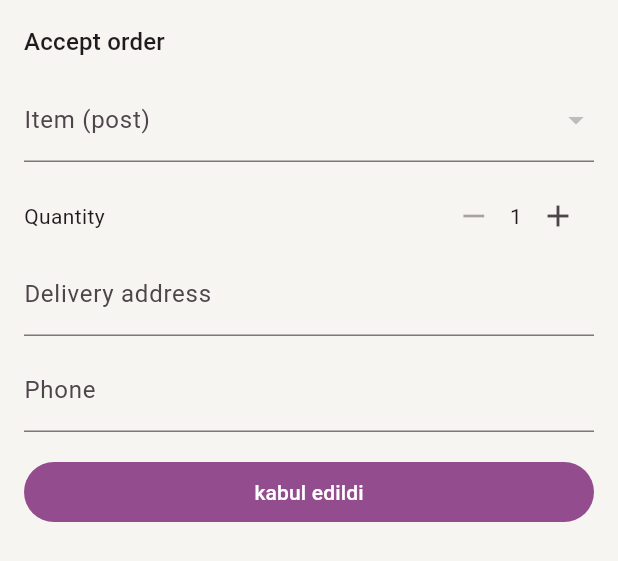
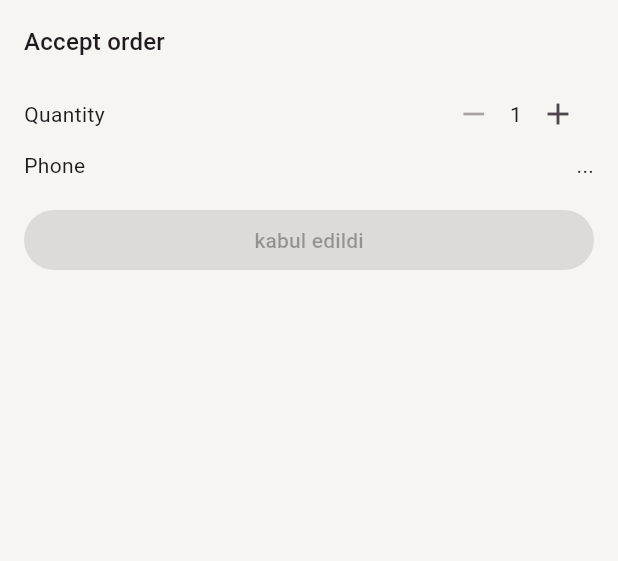
Before and after one commit to azimalptech/semay, a Flutter app: the AcceptOrderSheet widget shown alone on an empty page, opened directly with empty values, on a phone screen of 412 x 824 dp. Shown: the top 561 px of the screen. Run offline on Flutter 3.47's test engine with Material 3 defaults, Android fonts, the light colour scheme and no system bars; our stand-ins replace cached_network_image, cloud_firestore, cloud_functions, firebase_auth, firebase_core, firebase_messaging and 5 more; missing offline and left inert: video_thumbnail; accounts and stored records are empty.

Commit message:
Simplify accept-order sheet: drop item/address, keep quantity + phone
acceptOrder now only captures itemQuantity and userPhone (auto-filled
from the customer's profile, no longer manually typed). Removed the
post dropdown and delivery-address field entirely — there's no way to
infer which post was discussed from chat context (a thread is scoped
to a user<->store pair, not a specific post), so postId is dropped
rather than silently faked. Delivery address stays negotiated in chat.

Updated the Cloud Function contract and data model/API docs to match.
Nothing in the current Phase 4 Super Admin dashboard spec (order list
filtered by store/status/date) depends on either dropped field.

```diff
--- a/mobile/lib/features/chat/accept_order_sheet.dart
+++ b/mobile/lib/features/chat/accept_order_sheet.dart
@@ -2,19 +2,17 @@ import 'package:flutter/material.dart';
 import 'package:flutter_riverpod/flutter_riverpod.dart';
 
 import '../../services/chat_service.dart';
-import '../store_profile/store_profile_providers.dart';
 import 'chat_providers.dart';
 
 Future<void> showAcceptOrderSheet(
   BuildContext context, {
   required String chatId,
-  required String storeId,
   required String userId,
 }) {
   return showModalBottomSheet(
     context: context,
     isScrollControlled: true,
-    builder: (context) => AcceptOrderSheet(chatId: chatId, storeId: storeId, userId: userId),
+    builder: (context) => AcceptOrderSheet(chatId: chatId, userId: userId),
   );
 }
 
@@ -22,12 +20,10 @@ class AcceptOrderSheet extends ConsumerStatefulWidget {
   const AcceptOrderSheet({
     super.key,
     required this.chatId,
-    required this.storeId,
     required this.userId,
   });
 
   final String chatId;
-  final String storeId;
   final String userId;
 
   @override
@@ -35,42 +31,16 @@ class AcceptOrderSheet extends ConsumerStatefulWidget {
 }
 
 class _AcceptOrderSheetState extends ConsumerState<AcceptOrderSheet> {
-  String? _selectedPostId;
   int _quantity = 1;
-  final _addressController = TextEditingController();
-  final _phoneController = TextEditingController();
   bool _submitting = false;
-  bool _phonePrefilled = false;
 
-  @override
-  void dispose() {
-    _addressController.dispose();
-    _phoneController.dispose();
-    super.dispose();
-  }
-
-  Future<void> _submit() async {
-    if (_selectedPostId == null) {
-      _showError('Pick which post is being discussed');
-      return;
-    }
-    if (_addressController.text.trim().isEmpty) {
-      _showError('Delivery address is required');
-      return;
-    }
-    if (_phoneController.text.trim().isEmpty) {
-      _showError('Phone number is required');
-      return;
-    }
-
+  Future<void> _submit(String userPhone) async {
     setState(() => _submitting = true);
     try {
       await ref.read(chatServiceProvider).acceptOrder(
             chatId: widget.chatId,
-            postId: _selectedPostId!,
             itemQuantity: _quantity,
-            deliveryAddress: _addressController.text.trim(),
-            userPhone: _phoneController.text.trim(),
+            userPhone: userPhone,
           );
       if (mounted) Navigator.of(context).pop();
       if (mounted) {
@@ -90,12 +60,8 @@ class _AcceptOrderSheetState extends ConsumerState<AcceptOrderSheet> {
 
   @override
   Widget build(BuildContext context) {
-    final postsAsync = ref.watch(storePostsProvider(widget.storeId));
     final customer = ref.watch(userDocProvider(widget.userId)).value;
-    if (!_phonePrefilled && customer?['phone'] != null) {
-      _phoneController.text = customer!['phone'] as String;
-      _phonePrefilled = true;
-    }
+    final userPhone = customer?['phone'] as String?;
 
     return Padding(
       padding: EdgeInsets.only(
@@ -109,28 +75,6 @@ class _AcceptOrderSheetState extends ConsumerState<AcceptOrderSheet> {
         crossAxisAlignment: CrossAxisAlignment.stretch,
         children: [
           Text('Accept order', style: Theme.of(context).textTheme.titleMedium),
-          const SizedBox(height: 12),
-          postsAsync.when(
-            data: (posts) => DropdownButtonFormField<String>(
-              initialValue: _selectedPostId,
-              decoration: const InputDecoration(labelText: 'Item (post)'),
-              items: [
-                for (final doc in posts)
-                  DropdownMenuItem(
-                    value: doc.id,
-                    child: Text(
-                      (doc.data()['caption'] as String?)?.isNotEmpty == true
-                          ? doc.data()['caption'] as String
-                          : doc.id,
-                      overflow: TextOverflow.ellipsis,
-                    ),
-                  ),
-              ],
-              onChanged: (value) => setState(() => _selectedPostId = value),
-            ),
-            loading: () => const LinearProgressIndicator(),
-            error: (error, stack) => Text('Error loading posts: $error'),
-          ),
           const SizedBox(height: 12),
           Row(
             children: [
@@ -147,18 +91,16 @@ class _AcceptOrderSheetState extends ConsumerState<AcceptOrderSheet> {
               ),
             ],
           ),
-          TextField(
-            controller: _addressController,
-            decoration: const InputDecoration(labelText: 'Delivery address'),
-          ),
-          const SizedBox(height: 8),
-          TextField(
-            controller: _phoneController,
-            decoration: const InputDecoration(labelText: 'Phone'),
+          Row(
+            children: [
+              const Text('Phone'),
+              const Spacer(),
+              Text(userPhone ?? '...', style: Theme.of(context).textTheme.bodyMedium),
+            ],
           ),
           const SizedBox(height: 16),
           FilledButton(
-            onPressed: _submitting ? null : _submit,
+            onPressed: (_submitting || userPhone == null) ? null : () => _submit(userPhone),
             child: _submitting
                 ? const SizedBox(height: 20, width: 20, child: CircularProgressIndicator())
                 : const Text('kabul edildi'),
--- a/mobile/lib/features/chat/chat_thread_screen.dart
+++ b/mobile/lib/features/chat/chat_thread_screen.dart
@@ -112,7 +112,6 @@ class _ChatThreadScreenState extends ConsumerState<ChatThreadScreen> {
                   onTap: () => showAcceptOrderSheet(
                     context,
                     chatId: widget.chatId,
-                    storeId: chat['storeId'] as String,
                     userId: chat['userId'] as String,
                   ),
                 ),
--- a/mobile/lib/services/chat_service.dart
+++ b/mobile/lib/services/chat_service.dart
@@ -57,16 +57,12 @@ class ChatService {
 
   Future<String> acceptOrder({
     required String chatId,
-    required String postId,
     required int itemQuantity,
-    required String deliveryAddress,
     required String userPhone,
   }) async {
     final result = await _functions.httpsCallable('acceptOrder').call<Map<String, dynamic>>({
       'chatId': chatId,
-      'postId': postId,
       'itemQuantity': itemQuantity,
-      'deliveryAddress': deliveryAddress,
       'userPhone': userPhone,
     });
     final data = Map<String, dynamic>.from(result.data as Map);
```
Also changed, not shown: 4 other files.
